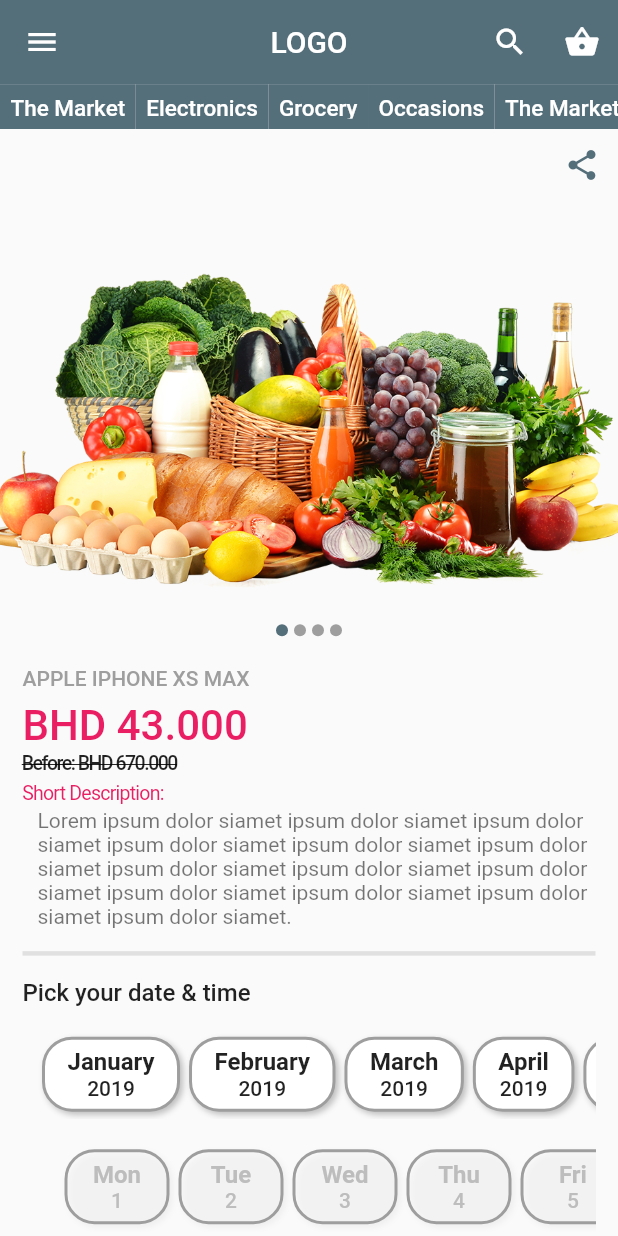
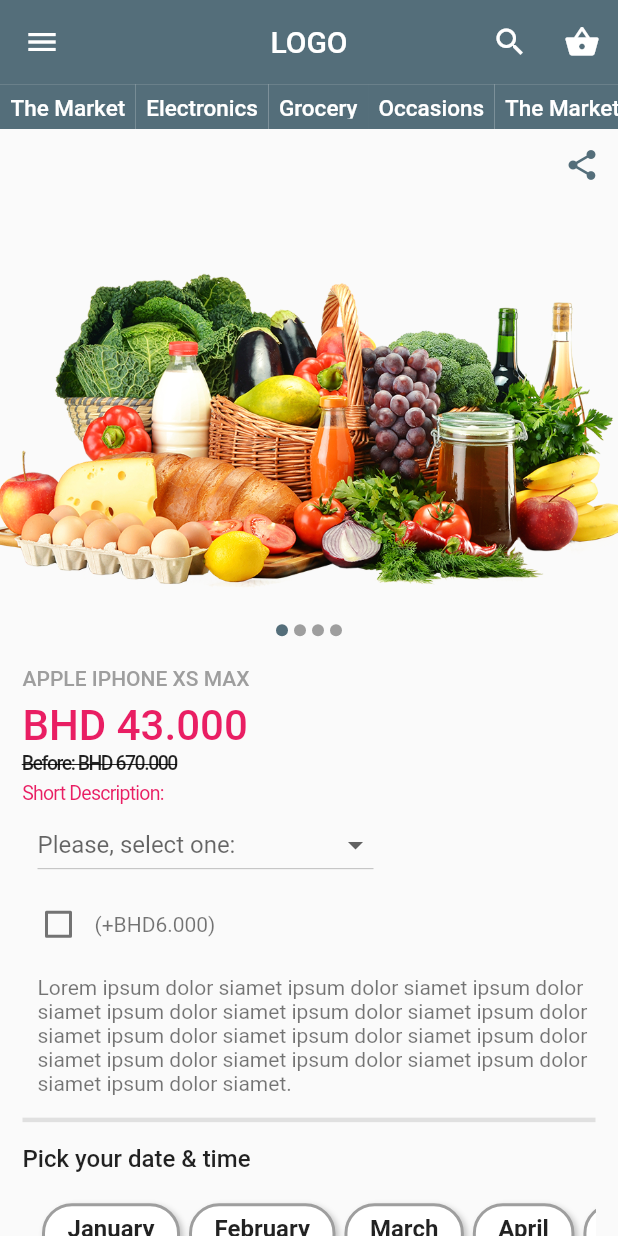
Before and after one commit to mimdudin/eccommerce, a Flutter app: the screen it shows after launch, on a phone screen of 412 x 824 dp. Run offline on Flutter 3.47's test engine with Material 2 defaults, Android fonts, the phone set to English and light mode, and no system bars; drawn by our look-alikes of carousel_slider; our stand-ins replace share.

Commit message:
Final Commit

```diff
--- a/lib/home.dart
+++ b/lib/home.dart
@@ -23,6 +23,19 @@ class _HomeState extends State<Home> {
   bool daySelected = false;
   String _month;
   String _day;
+
+//this goes in our State class as a global variable
+  bool isChecked = false;
+  String _cbValue;
+
+  List _tankSize = [
+    "2000 AND BELOW",
+    "2000 - 3000 (+BHD5.000)",
+    "3000 - 4000 (+BHD10.000)"
+  ];
+
+  List<DropdownMenuItem<String>> _dropDownMenuItems;
+  String _currentSelect;
 
   @override
   void initState() {
@@ -104,10 +117,30 @@ class _HomeState extends State<Home> {
     loadData();
     _month = "Default";
     _day = "Default";
+
+    _dropDownMenuItems = getDropDownMenuItems();
+// _currentSelect = _dropDownMenuItems[0].value;
   }
 
   Future loadData() async {
     await widget.model.loadDate();
+  }
+
+  List<DropdownMenuItem<String>> getDropDownMenuItems() {
+    List<DropdownMenuItem<String>> items = new List();
+    for (String tank in _tankSize) {
+      items.add(new DropdownMenuItem(
+          value: tank,
+          child: Container(
+              width: 200, child: Text(tank, textAlign: TextAlign.center))));
+    }
+    return items;
+  }
+
+  void changedDropDownItem(String selectedTankSize) {
+    setState(() {
+      _currentSelect = selectedTankSize;
+    });
   }
 
   @override
@@ -202,6 +235,48 @@ class _HomeState extends State<Home> {
                               letterSpacing: -0.5)),
                       SizedBox(height: 3),
                       Container(
+                        margin: EdgeInsets.symmetric(horizontal: 10),
+                        child: DropdownButton(
+                          hint: Text("Please, select one:"),
+                          value: _currentSelect,
+                          items: _dropDownMenuItems,
+                          onChanged: changedDropDownItem,
+                        ),
+                      ),
+                      SizedBox(height: 5),
+
+                      //this goes in as one of the children in our column
+                      //after or before our switch widget. (I used it after)
+                      Container(
+                        alignment: Alignment.centerLeft,
+                        child: Row(
+                          children: <Widget>[
+                            Checkbox(
+                              activeColor: Colors.blueGrey,
+                              value: isChecked,
+                              onChanged: (value) {
+                                setState(() {
+                                  isChecked = value;
+                                  if (isChecked) {
+                                    _cbValue = "YES (+BHD6.000)";
+                                  } else {
+                                    _cbValue = null;
+                                  }
+                                  print(isChecked.toString());
+                                });
+                              },
+                            ),
+                            Text("(+BHD6.000)",
+                                style: Theme.of(context)
+                                    .textTheme
+                                    .caption
+                                    .copyWith(fontSize: 14))
+                          ],
+                        ),
+                      ),
+                      SizedBox(height: 10),
+
+                      Container(
                           padding: EdgeInsets.only(left: 10),
                           child: Text(
                               "Lorem ipsum dolor siamet ipsum dolor siamet ipsum dolor siamet ipsum dolor siamet ipsum dolor siamet ipsum dolor siamet ipsum dolor siamet ipsum dolor siamet ipsum dolor siamet ipsum dolor siamet ipsum dolor siamet ipsum dolor siamet ipsum dolor siamet.",
@@ -273,9 +348,11 @@ class _HomeState extends State<Home> {
   }
 
   Widget _buildBookingSum(DateService model) {
-    return Column(
+    return Container(
+        child: Column(
       crossAxisAlignment: CrossAxisAlignment.start,
       children: <Widget>[
+        SizedBox(height: 5),
         Text(
           "Booking Options",
           style: Theme.of(context).textTheme.title.copyWith(
@@ -283,6 +360,11 @@ class _HomeState extends State<Home> {
               color: Colors.pink,
               decoration: TextDecoration.underline),
         ),
+        _currentSelect == null
+            ? SizedBox()
+            : Column(
+                crossAxisAlignment: CrossAxisAlignment.start,
+                children: <Widget>[
                   SizedBox(height: 15),
                   Text(
                     "Tank Size",
@@ -292,11 +374,19 @@ class _HomeState extends State<Home> {
                         ),
                   ),
                   Text(
-          "2000 - 3000 (+BHD6.000)",
+                    _currentSelect,
                     style: Theme.of(context).textTheme.subtitle.copyWith(
                           fontSize: 14,
                         ),
                   ),
+                ],
+              ),
+
+        _cbValue == null
+            ? SizedBox()
+            : Column(
+                crossAxisAlignment: CrossAxisAlignment.start,
+                children: <Widget>[
                   SizedBox(height: 15),
                   Text(
                     "Tank Santizing",
@@ -306,12 +396,19 @@ class _HomeState extends State<Home> {
                         ),
                   ),
                   Text(
-          "YES (+BHD6.000)",
+                    _cbValue,
                     style: Theme.of(context).textTheme.subtitle.copyWith(
                           fontSize: 14,
                         ),
+                  )
+                ],
               ),
-        SizedBox(height: 30),
+
+        model.timeList.where((time) => time.slots > 0).toList().length != 0
+            ? Column(
+                crossAxisAlignment: CrossAxisAlignment.start,
+                children: <Widget>[
+                  SizedBox(height: 15),
                   Text(
                     "Booking Timing",
                     style: Theme.of(context).textTheme.title.copyWith(
@@ -332,20 +429,41 @@ class _HomeState extends State<Home> {
                                         .toList()
                                         .length ==
                                     0 ||
-                    model.timeList.where((time) => time.slots > 0).toList() ==
+                                model.timeList
+                                        .where((time) => time.slots > 0)
+                                        .toList() ==
                                     null
                             ? Text("There are booking booking slots selected.",
-                    style: Theme.of(context).textTheme.subtitle.copyWith(
+                                style: Theme.of(context)
+                                    .textTheme
+                                    .subtitle
+                                    .copyWith(
                                       fontSize: 14,
                                     ))
-                : Text(
+                            : Row(
+                                children: <Widget>[
+                                  Text(
                                     "${time.timeStart} - ${time.timeEnd} (${time.slots}) slots",
-                    style: Theme.of(context).textTheme.subtitle.copyWith(
+                                    style: Theme.of(context)
+                                        .textTheme
+                                        .subtitle
+                                        .copyWith(
                                           fontSize: 14,
                                         ),
+                                  ),
+                                  SizedBox(width: 10),
+                                  GestureDetector(
+                                    child: Container(
+                                        padding: EdgeInsets.only(top: 2),
+                                        child: Icon(Icons.close, size: 13)),
+                                    onTap: () => setState(() => time.slots = 0),
+                                  )
+                                ],
                               );
-          }).toList(),
+                      }).toList())
+                ],
               )
+            : SizedBox(),
 
         // Text(
         //   "09:22 - 10:55 (2 slots)",
@@ -371,8 +489,9 @@ class _HomeState extends State<Home> {
         //         fontSize: 14,
         //       ),
         // ),
+        SizedBox(height: 20),
       ],
-    );
+    ));
   }
 
   Widget _buildSelectTime(DateService model) {
@@ -875,8 +994,9 @@ class _HomeState extends State<Home> {
   }
 
   Widget _buildTotalPrice(DateService model) {
-    var slots = model.timeList != null && model.timeList.length != 0 ?
-        model.timeList.map((time) => time.slots).reduce((a, b) => a + b) : 0;
+    var slots = model.timeList != null && model.timeList.length != 0
+        ? model.timeList.map((time) => time.slots).reduce((a, b) => a + b)
+        : 0;
     return Row(
       mainAxisAlignment: MainAxisAlignment.spaceBetween,
       children: <Widget>[
```
Lines whose indentation alone changed are shown as unchanged.
